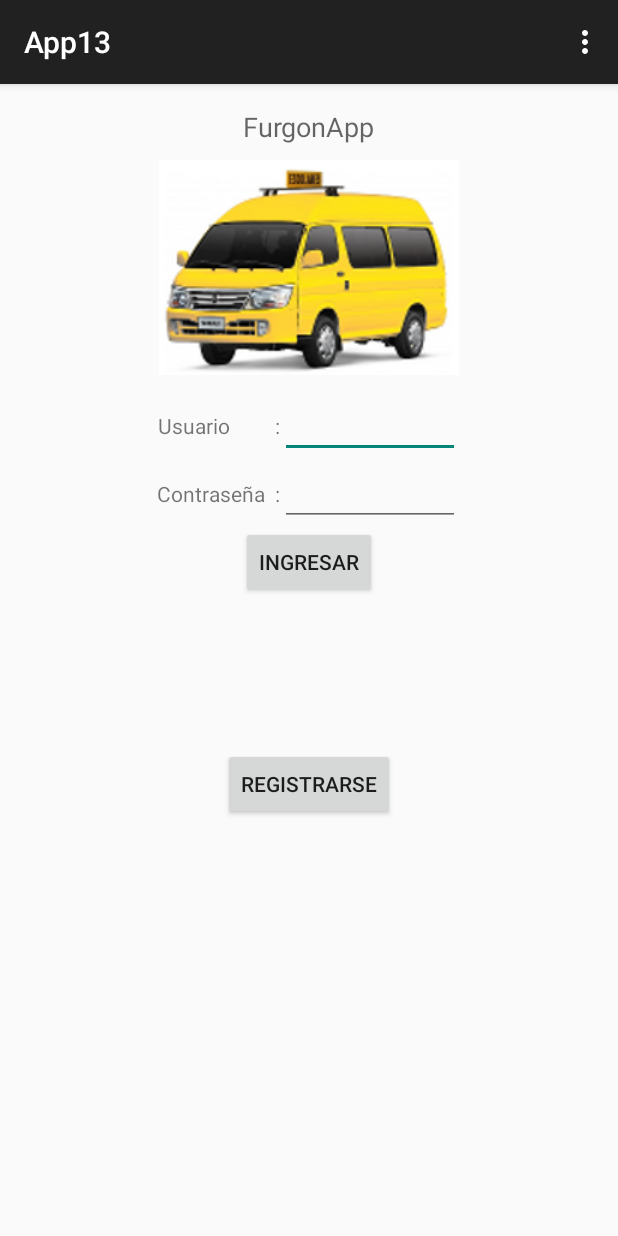
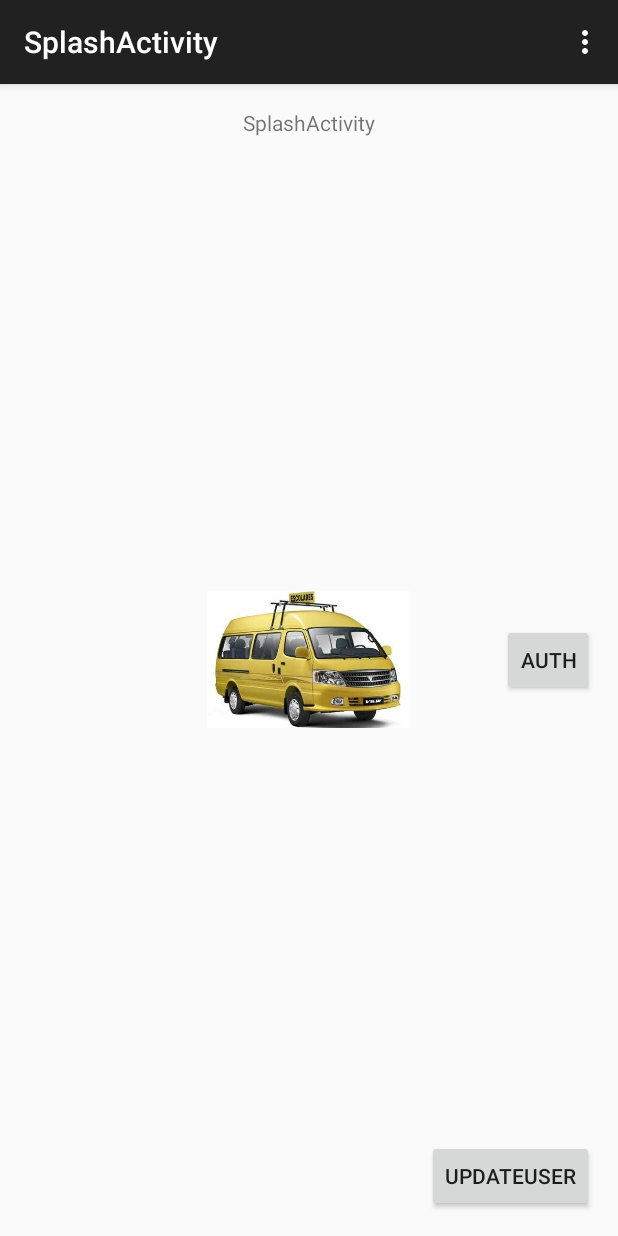
Before and after one commit to PabloLambert/App13, an Android app: the screen it shows after launch (MainActivity before the commit, SplashActivity after it), on a phone screen of 412 x 824 dp. Run offline under Robolectric (Android 15) with nearby library versions, the phone set to English and light mode, and no system bars.

Commit message:
User Login

```diff
--- /dev/null
+++ b/app/src/main/java/com/lambertsoft/app13/SplashActivity.java
@@ -0,0 +1,80 @@
+package com.lambertsoft.app13;
+
+import android.accounts.Account;
+import android.accounts.AccountManager;
+import android.content.Intent;
+import android.support.v7.app.ActionBarActivity;
+import android.os.Bundle;
+import android.view.Menu;
+import android.view.MenuItem;
+import android.view.View;
+import android.widget.Button;
+import android.widget.TextView;
+
+import com.kinvey.android.Client;
+
+
+public class SplashActivity extends ActionBarActivity {
+
+    public static Client myKinveyClient;
+
+    TextView textStatus;
+    Button buttonAuth, buttonUpdateUser;
+
+    @Override
+    protected void onCreate(Bundle savedInstanceState) {
+        super.onCreate(savedInstanceState);
+        setContentView(R.layout.activity_splash);
+
+        textStatus = (TextView) findViewById(R.id.textStatus);
+        buttonAuth = (Button) findViewById(R.id.buttonAuth);
+        buttonUpdateUser = (Button) findViewById(R.id.buttonUpdateUser);
+
+        myKinveyClient = new Client.Builder("kid_WyE5rmap_", "b5f06467ecea486096b5e47104e4e098", getApplicationContext()).build();
+
+        buttonAuth.setOnClickListener(new View.OnClickListener() {
+            @Override
+            public void onClick(View v) {
+                Intent intent = new Intent(getApplicationContext(), MainActivity.class);
+                startActivity(intent);
+            }
+        });
+
+        buttonUpdateUser.setOnClickListener(new View.OnClickListener() {
+            @Override
+            public void onClick(View v) {
+
+                String text = "State: " + myKinveyClient.user().isUserLoggedIn() + "  - UserName: " + myKinveyClient.user().getUsername();
+
+                textStatus.setText(text);
+
+            }
+        });
+
+    }
+
+
+
+    @Override
+    public boolean onCreateOptionsMenu(Menu menu) {
+        // Inflate the menu; this adds items to the action bar if it is present.
+        getMenuInflater().inflate(R.menu.menu_splash, menu);
+        return true;
+    }
+
+    @Override
+    public boolean onOptionsItemSelected(MenuItem item) {
+        // Handle action bar item clicks here. The action bar will
+        // automatically handle clicks on the Home/Up button, so long
+        // as you specify a parent activity in AndroidManifest.xml.
+        int id = item.getItemId();
+
+        //noinspection SimplifiableIfStatement
+        if (id == R.id.action_settings) {
+            return true;
+        }
+
+        return super.onOptionsItemSelected(item);
+    }
+
+}
--- /dev/null
+++ b/app/src/main/res/layout/activity_splash.xml
@@ -0,0 +1,50 @@
+<RelativeLayout xmlns:android="http://schemas.android.com/apk/res/android"
+    xmlns:tools="http://schemas.android.com/tools" android:layout_width="match_parent"
+    android:layout_height="match_parent" android:paddingLeft="@dimen/activity_horizontal_margin"
+    android:paddingRight="@dimen/activity_horizontal_margin"
+    android:paddingTop="@dimen/activity_vertical_margin"
+    android:paddingBottom="@dimen/activity_vertical_margin"
+    tools:context="com.lambertsoft.app13.SplashActivity">
+
+    <TextView android:text="SplashActivity" android:layout_width="wrap_content"
+        android:layout_height="wrap_content"
+        android:id="@+id/textView1"
+        android:layout_centerHorizontal="true" />
+
+    <TextView
+        android:layout_width="wrap_content"
+        android:layout_height="wrap_content"
+        android:textAppearance="?android:attr/textAppearanceSmall"
+        android:id="@+id/textStatus"
+        android:layout_alignParentBottom="true"
+        android:layout_centerHorizontal="true" />
+
+    <ImageView
+        android:layout_width="wrap_content"
+        android:layout_height="wrap_content"
+        android:id="@+id/imageView2"
+        android:layout_centerVertical="true"
+        android:layout_centerHorizontal="true"
+        android:src="@drawable/furgon_icon" />
+
+    <Button
+        style="?android:attr/buttonStyleSmall"
+        android:layout_width="wrap_content"
+        android:layout_height="wrap_content"
+        android:text="AUTH"
+        android:id="@+id/buttonAuth"
+        android:layout_centerVertical="true"
+        android:layout_alignParentRight="true"
+        android:layout_alignParentEnd="true" />
+
+    <Button
+        style="?android:attr/buttonStyleSmall"
+        android:layout_width="wrap_content"
+        android:layout_height="wrap_content"
+        android:text="UpdateUser"
+        android:id="@+id/buttonUpdateUser"
+        android:layout_alignParentBottom="true"
+        android:layout_alignRight="@+id/buttonAuth"
+        android:layout_alignEnd="@+id/buttonAuth" />
+
+</RelativeLayout>
--- /dev/null
+++ b/app/src/main/res/menu/menu_splash.xml
@@ -0,0 +1,7 @@
+<menu xmlns:android="http://schemas.android.com/apk/res/android"
+    xmlns:app="http://schemas.android.com/apk/res-auto"
+    xmlns:tools="http://schemas.android.com/tools"
+    tools:context="com.lambertsoft.app13.SplashActivity">
+    <item android:id="@+id/action_settings" android:title="@string/action_settings"
+        android:orderInCategory="100" app:showAsAction="never" />
+</menu>
--- a/app/src/main/res/values/strings.xml
+++ b/app/src/main/res/values/strings.xml
@@ -4,5 +4,7 @@
     <string name="app_name">App13</string>
     <string name="hello_world">Hello world!</string>
     <string name="action_settings">Settings</string>
+    <string name="title_activity_splash">SplashActivity</string>
+    <string name="title_activity_login">LoginActivity</string>
 
 </resources>
```
Also changed, not shown: app/src/main/AndroidManifest.xml (+10 -0 lines), app/src/main/java/com/lambertsoft/app13/LoginActivity.java (added, +26 -0 lines), app/src/main/java/com/lambertsoft/app13/MainActivity.java (+34 -3 lines), app/src/main/res/layout/activity_login.xml (added, +12 -0 lines), app/src/main/res/layout/activity_main.xml (+31 -9 lines), app/src/main/res/menu/menu_login.xml (added, +7 -0 lines), app/src/main/res/drawable-xxhdpi/furgon_icon.png (added), 1 other file.
